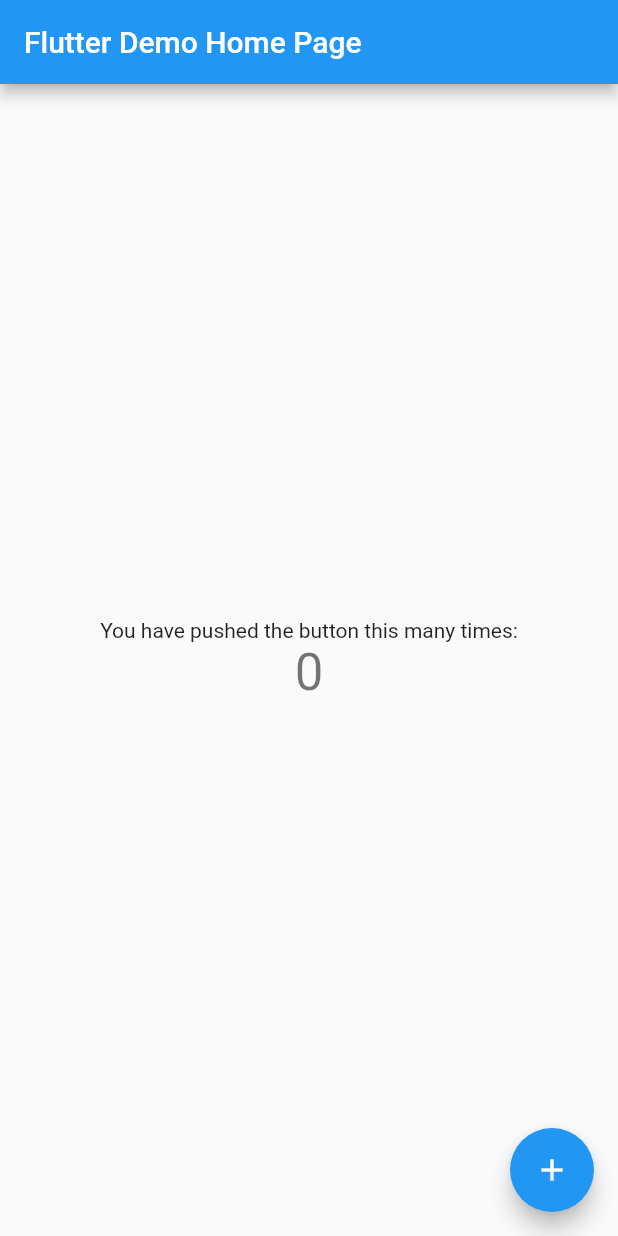
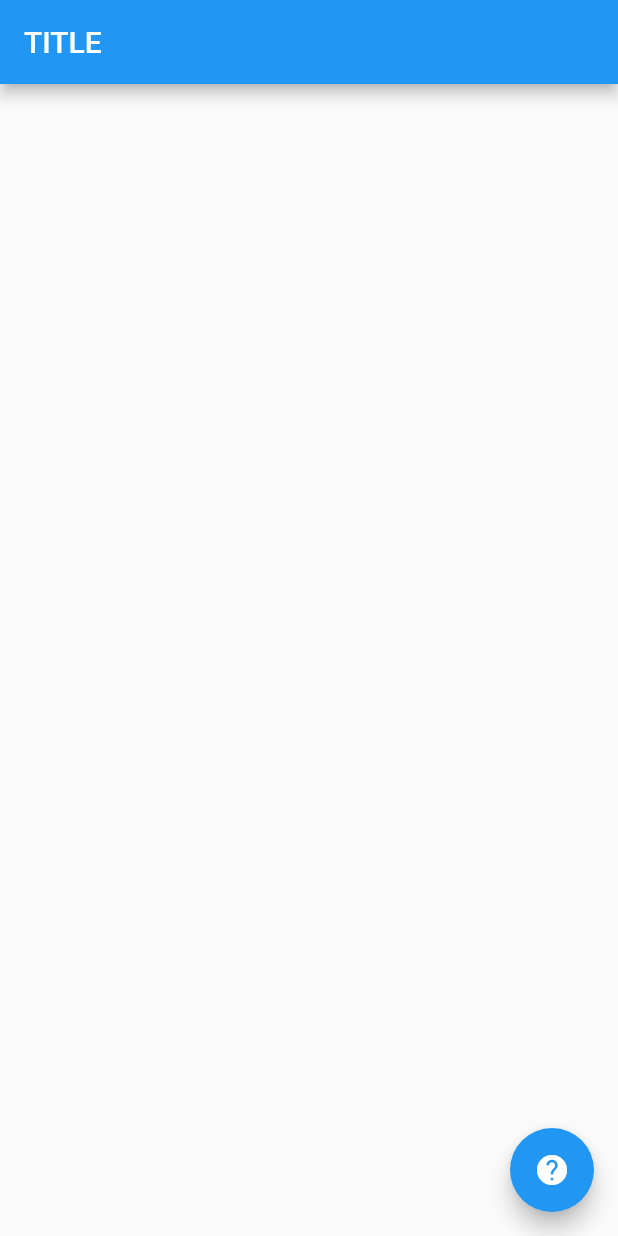
Before and after one commit to Mapioi/Rememober, a Flutter app: the screen it shows after launch, on a phone screen of 412 x 824 dp. Run offline on Flutter 3.47's test engine with Material 2 defaults, Android fonts, the phone set to English and light mode, and no system bars.

Commit message:
Implement canvas

```diff
--- a/lib/main.dart
+++ b/lib/main.dart
@@ -1,116 +1,39 @@
 import 'package:flutter/material.dart';
+import 'package:Rememober/whiteboard/editor/editor.dart';
 
 void main() {
   runApp(MyApp());
 }
 
 class MyApp extends StatelessWidget {
-  // This widget is the root of your application.
   @override
   Widget build(BuildContext context) {
     return MaterialApp(
       title: 'Flutter Demo',
       theme: ThemeData(
-        // This is the theme of your application.
-        //
-        // Try running your application with "flutter run". You'll see the
-        // application has a blue toolbar. Then, without quitting the app, try
-        // changing the primarySwatch below to Colors.green and then invoke
-        // "hot reload" (press "r" in the console where you ran "flutter run",
-        // or simply save your changes to "hot reload" in a Flutter IDE).
-        // Notice that the counter didn't reset back to zero; the application
-        // is not restarted.
         primarySwatch: Colors.blue,
         // This makes the visual density adapt to the platform that you run
         // the app on. For desktop platforms, the controls will be smaller and
         // closer together (more dense) than on mobile platforms.
         visualDensity: VisualDensity.adaptivePlatformDensity,
       ),
-      home: MyHomePage(title: 'Flutter Demo Home Page'),
+      home: MyHomePage(),
     );
   }
 }
 
-class MyHomePage extends StatefulWidget {
-  MyHomePage({Key key, this.title}) : super(key: key);
-
-  // This widget is the home page of your application. It is stateful, meaning
-  // that it has a State object (defined below) that contains fields that affect
-  // how it looks.
-
-  // This class is the configuration for the state. It holds the values (in this
-  // case the title) provided by the parent (in this case the App widget) and
-  // used by the build method of the State. Fields in a Widget subclass are
-  // always marked "final".
-
-  final String title;
-
-  @override
-  _MyHomePageState createState() => _MyHomePageState();
-}
-
-class _MyHomePageState extends State<MyHomePage> {
-  int _counter = 0;
-
-  void _incrementCounter() {
-    setState(() {
-      // This call to setState tells the Flutter framework that something has
-      // changed in this State, which causes it to rerun the build method below
-      // so that the display can reflect the updated values. If we changed
-      // _counter without calling setState(), then the build method would not be
-      // called again, and so nothing would appear to happen.
-      _counter++;
-    });
-  }
-
+class MyHomePage extends StatelessWidget {
   @override
   Widget build(BuildContext context) {
-    // This method is rerun every time setState is called, for instance as done
-    // by the _incrementCounter method above.
-    //
-    // The Flutter framework has been optimized to make rerunning build methods
-    // fast, so that you can just rebuild anything that needs updating rather
-    // than having to individually change instances of widgets.
     return Scaffold(
       appBar: AppBar(
-        // Here we take the value from the MyHomePage object that was created by
-        // the App.build method, and use it to set our appbar title.
-        title: Text(widget.title),
+        title: Text("TITLE"),
       ),
-      body: Center(
-        // Center is a layout widget. It takes a single child and positions it
-        // in the middle of the parent.
-        child: Column(
-          // Column is also a layout widget. It takes a list of children and
-          // arranges them vertically. By default, it sizes itself to fit its
-          // children horizontally, and tries to be as tall as its parent.
-          //
-          // Invoke "debug painting" (press "p" in the console, choose the
-          // "Toggle Debug Paint" action from the Flutter Inspector in Android
-          // Studio, or the "Toggle Debug Paint" command in Visual Studio Code)
-          // to see the wireframe for each widget.
-          //
-          // Column has various properties to control how it sizes itself and
-          // how it positions its children. Here we use mainAxisAlignment to
-          // center the children vertically; the main axis here is the vertical
-          // axis because Columns are vertical (the cross axis would be
-          // horizontal).
-          mainAxisAlignment: MainAxisAlignment.center,
-          children: <Widget>[
-            Text(
-              'You have pushed the button this many times:',
-            ),
-            Text(
-              '$_counter',
-              style: Theme.of(context).textTheme.headline4,
-            ),
-          ],
-        ),
-      ),
+      body: WhiteboardEditor(),
       floatingActionButton: FloatingActionButton(
-        onPressed: _incrementCounter,
-        tooltip: 'Increment',
-        child: Icon(Icons.add),
+        onPressed: () => print("Pressed"),
+        tooltip: 'Test',
+        child: Icon(Icons.help),
       ), // This trailing comma makes auto-formatting nicer for build methods.
     );
   }
--- /dev/null
+++ b/lib/whiteboard/editor/canvas.dart
@@ -0,0 +1,26 @@
+import 'package:flutter/material.dart';
+import 'package:Rememober/whiteboard/editor/painter.dart';
+
+class WhiteboardCanvas extends StatelessWidget {
+  final strokes;
+  final onPanStart;
+  final onPanUpdate;
+
+  WhiteboardCanvas({
+    @required this.strokes,
+    @required this.onPanStart,
+    @required this.onPanUpdate,
+  });
+
+  @override
+  Widget build(BuildContext context) {
+    return GestureDetector(
+      child: CustomPaint(
+        size: MediaQuery.of(context).size,
+        painter: WhiteboardPainter(strokes),
+      ),
+      onPanStart: onPanStart,
+      onPanUpdate: onPanUpdate,
+    );
+  }
+}
--- /dev/null
+++ b/lib/whiteboard/editor/editor.dart
@@ -0,0 +1,42 @@
+import 'package:flutter/material.dart';
+import 'package:Rememober/whiteboard/editor/canvas.dart';
+import 'package:Rememober/whiteboard/editor/stroke.dart';
+
+class WhiteboardEditor extends StatefulWidget {
+  @override
+  _WhiteboardEditorState createState() => _WhiteboardEditorState();
+}
+
+class _WhiteboardEditorState extends State<WhiteboardEditor> {
+  Paint _currentPaint = blackPenPaint;
+  final _strokes = <Stroke>[];
+
+  _onPanStart(DragStartDetails details) {
+    final localPos = details.localPosition;
+    final currentPath = Path();
+    currentPath.moveTo(localPos.dx, localPos.dy);
+    setState(() {
+      _strokes.add(Stroke(
+        path: currentPath,
+        paint: _currentPaint,
+      ));
+    });
+  }
+
+  _onPanUpdate(DragUpdateDetails details) {
+    final localPos = details.localPosition;
+    final currentPath = _strokes.last.path;
+    setState(() {
+      currentPath.lineTo(localPos.dx, localPos.dy);
+    });
+  }
+
+  @override
+  Widget build(BuildContext context) {
+    return WhiteboardCanvas(
+      strokes: _strokes,
+      onPanStart: _onPanStart,
+      onPanUpdate: _onPanUpdate,
+    );
+  }
+}
--- /dev/null
+++ b/lib/whiteboard/editor/painter.dart
@@ -0,0 +1,18 @@
+import 'package:flutter/material.dart';
+import 'package:Rememober/whiteboard/editor/stroke.dart';
+
+class WhiteboardPainter extends CustomPainter {
+  final List<Stroke> strokes;
+
+  WhiteboardPainter(this.strokes);
+
+  @override
+  void paint(Canvas canvas, Size size) {
+    for (final stroke in strokes) {
+      canvas.drawPath(stroke.path, stroke.paint);
+    }
+  }
+
+  @override
+  bool shouldRepaint(CustomPainter oldDelegate) => true;
+}
--- /dev/null
+++ b/lib/whiteboard/editor/stroke.dart
@@ -0,0 +1,32 @@
+import 'package:flutter/material.dart';
+
+class Stroke {
+  final Path path;
+  final Paint paint;
+
+  Stroke({@required this.path, @required this.paint});
+}
+
+final blackPenPaint = Paint()
+  ..isAntiAlias = true
+  ..style = PaintingStyle.stroke
+  ..strokeCap = StrokeCap.round
+  ..strokeJoin = StrokeJoin.round
+  ..strokeWidth = 10.0
+  ..color = Colors.black;
+
+final redPenPaint = Paint()
+  ..isAntiAlias = true
+  ..style = PaintingStyle.stroke
+  ..strokeCap = StrokeCap.round
+  ..strokeJoin = StrokeJoin.round
+  ..strokeWidth = 10.0
+  ..color = Colors.red;
+
+final yellowHighlighterPaint = Paint()
+  ..isAntiAlias = true
+  ..style = PaintingStyle.stroke
+  ..strokeCap = StrokeCap.square
+  ..strokeJoin = StrokeJoin.round
+  ..strokeWidth = 100.0
+  ..color = Color.fromRGBO(255, 193, 7, 0.5);
```
